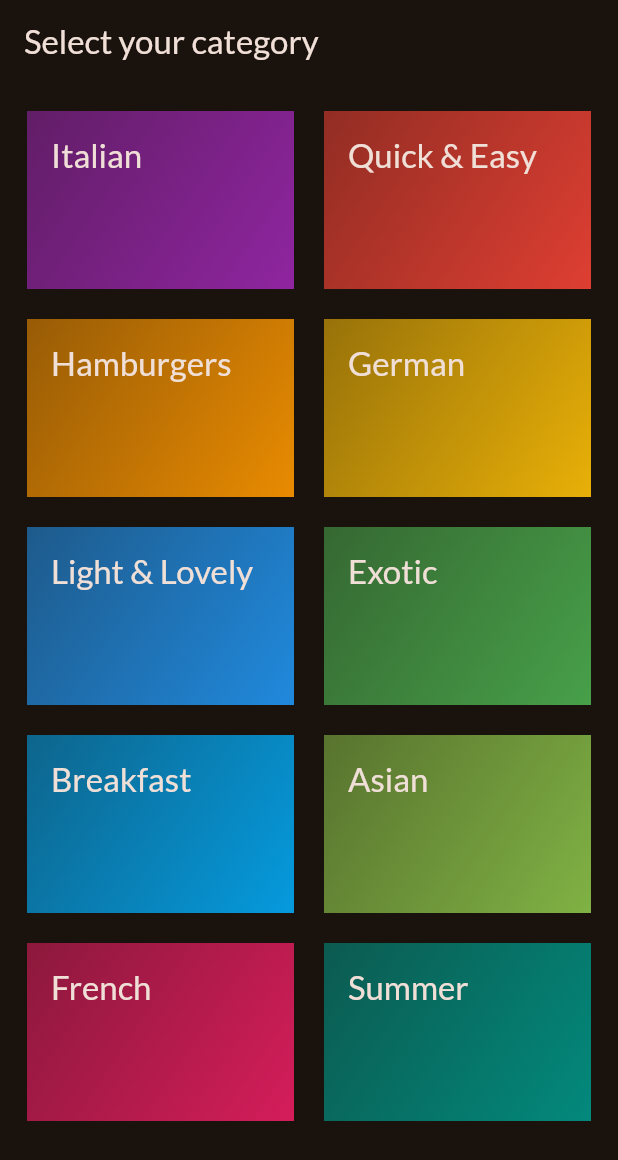
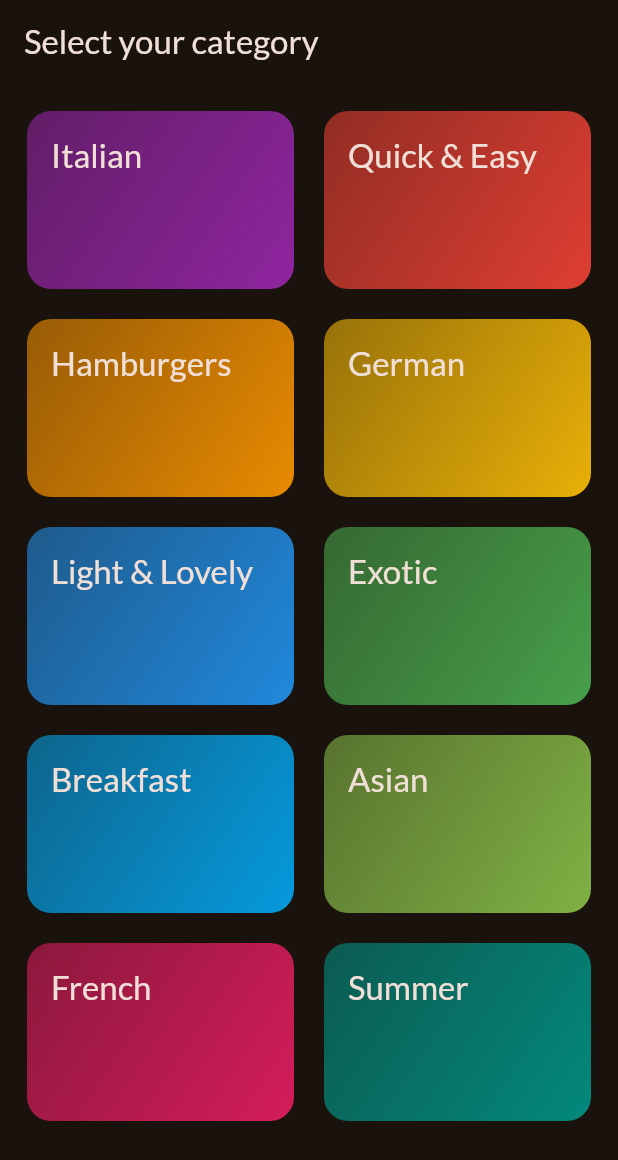
Before and after one commit to AndyMuloki/meals-app, a Flutter app: the screen it shows after launch, on a phone screen of 412 x 824 dp. Shown: the top 1160 px of the screen. Run offline on Flutter 3.47's test engine with Material 2 defaults, Android fonts, the phone set to English and light mode, and no system bars; our stand-ins replace google_fonts.

Commit message:
wrap container with InkWell

```diff
--- a/lib/widgets/category_grid_item.dart
+++ b/lib/widgets/category_grid_item.dart
@@ -12,9 +12,14 @@ class CategoryGridItem extends StatelessWidget {
 
   @override
   Widget build(BuildContext context) {
-    return Container(
+    return InkWell(
+      onTap: () {},
+      splashColor: Theme.of(context).primaryColor,
+      borderRadius: BorderRadius.circular(14),
+      child: Container(
         padding: const EdgeInsets.all(16),
         decoration: BoxDecoration(
+          borderRadius: BorderRadius.circular(16),
           gradient: LinearGradient(
             colors: [
               category.color.withOpacity(0.55),
@@ -30,6 +35,7 @@ class CategoryGridItem extends StatelessWidget {
                 color: Theme.of(context).colorScheme.onBackground,
               ),
         ),
+      ),
     );
   }
 }
```
Lines whose indentation alone changed are shown as unchanged.
